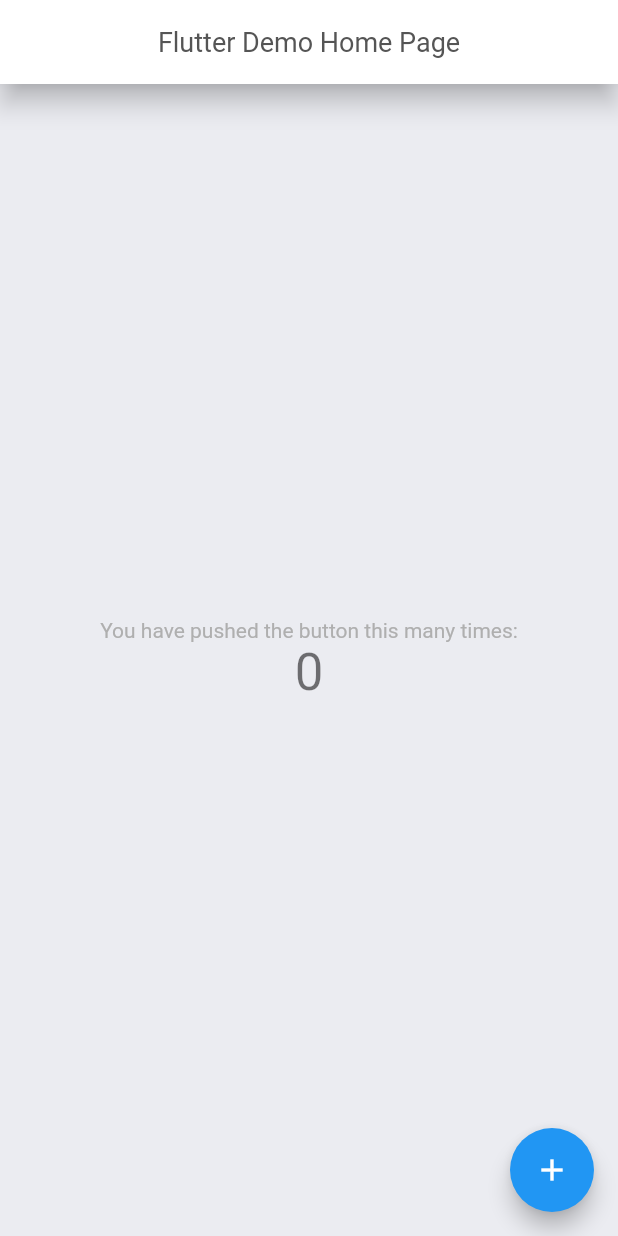
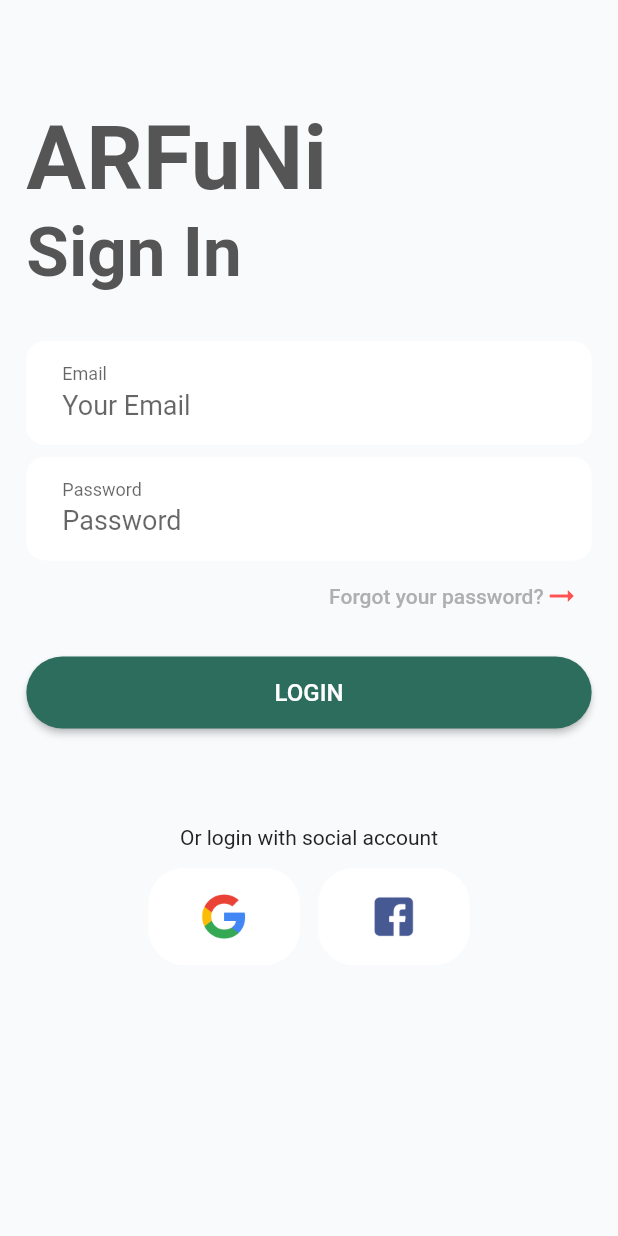
Before and after one commit to troqphuc147/interior_design_and_ar, a Flutter app: the screen it shows after launch, on a phone screen of 412 x 824 dp. Run offline on Flutter 3.47's test engine with Material 2 defaults, Android fonts, the phone set to English and light mode, and no system bars; our stand-ins replace flutter_svg.

Commit message:
added sign in screen

```diff
--- a/lib/constants.dart
+++ b/lib/constants.dart
@@ -10,6 +10,7 @@
 const kTextColor1 = Color(0xFF555555);
 const kTextColor2 =  Color(0xFFAFAFAF);
 const kTextColor3 =  Color(0xFFFFFFFF);
+const kTextColor4 =  Color(0xFF222222);
 const kBackgroundColor = Color(0xFFF9FAFC);
 const kAnimationDuration = Duration(milliseconds: 200);
 
--- a/lib/main.dart
+++ b/lib/main.dart
@@ -1,5 +1,7 @@
 import 'package:flutter/material.dart';
 import 'package:interior_design_and_ar/theme.dart';
+
+import 'screens/sign_in_screen.dart';
 
 void main() {
   runApp(const MyApp());
@@ -14,7 +16,7 @@
     return MaterialApp(
       title: 'Flutter Demo',
       theme: appTheme(),
-      home: const MyHomePage(title: 'Flutter Demo Home Page'),
+      home: SignInScreen(),
     );
   }
 }
--- /dev/null
+++ b/lib/screens/sign_in_screen.dart
@@ -0,0 +1,222 @@
+import 'package:flutter/material.dart';
+import 'package:interior_design_and_ar/size_config.dart';
+
+import '../constants.dart';
+
+class SignInScreen extends StatefulWidget {
+  @override
+  _SignInScreenState createState() => _SignInScreenState();
+}
+
+class _SignInScreenState extends State<SignInScreen> {
+  @override
+  Widget build(BuildContext context) {
+    SizeConfig().init(context);
+
+    return Scaffold(
+      backgroundColor: kBackgroundColor,
+      body: ListView(
+        children: [
+          Padding(
+            padding: EdgeInsets.symmetric(vertical: 0, horizontal: getProportionateScreenWidth(16)),
+            child: Column(
+              mainAxisSize: MainAxisSize.max,
+              mainAxisAlignment: MainAxisAlignment.spaceBetween,
+              children: [
+                Container(
+                  child: Column(
+                    mainAxisAlignment: MainAxisAlignment.start,
+                    crossAxisAlignment: CrossAxisAlignment.start,
+                    children: [
+                      Column(
+                        crossAxisAlignment: CrossAxisAlignment.start,
+                        children: [
+                          SizedBox(
+                            height: getProportionateScreenHeight(70),
+                          ),
+                          Text(
+                            "ARFuNi",
+                            style: TextStyle(
+                              fontSize: getProportionateScreenWidth(54),
+                              fontWeight: FontWeight.bold,
+                              color: kTextColor1,
+                            ),
+                          ),
+                          Text(
+                            'Sign In',
+                            style: TextStyle(
+                              fontSize: getProportionateScreenWidth(42),
+                              fontWeight: FontWeight.bold,
+                              color: kTextColor1,
+                            ),
+                          ),
+                          SizedBox(height: getProportionateScreenHeight(32),),
+                        ],
+                      ),
+
+                      Container(
+                        decoration: BoxDecoration(
+                          color: Colors.white,
+                          borderRadius:  BorderRadius.circular(12),
+                        ),
+                        child: const TextField(
+                          style: TextStyle(
+                            fontSize: 18,
+                          ),
+                          decoration: InputDecoration(
+                            hintStyle: TextStyle(
+                                fontSize: 18,
+                            ),
+                            hintText: 'Your Email',
+                            labelText: 'Email',
+                            labelStyle: TextStyle(
+                              fontSize: 16,
+                            ),
+                            contentPadding: EdgeInsets.symmetric(vertical: 16, horizontal: 24),
+                            border: InputBorder.none,
+                            focusedBorder: InputBorder.none,
+                            enabledBorder: InputBorder.none,
+                            errorBorder: InputBorder.none,
+                            disabledBorder: InputBorder.none,
+                          ),
+                        ),
+                      ),
+                      SizedBox(
+                        height: getProportionateScreenHeight(8),
+                      ),
+                      Container(
+                        decoration: BoxDecoration(
+                          color: Colors.white,
+                          borderRadius:  BorderRadius.circular(12),
+                        ),
+                        child: const TextField(
+                          obscureText: true,
+                          style: TextStyle(
+                            fontSize: 18,
+                          ),
+                          decoration: InputDecoration(
+                            hintStyle: TextStyle(
+                              fontSize: 18,
+                            ),
+                            hintText: 'Password',
+                            labelText: 'Password',
+                            labelStyle: TextStyle(
+                              fontSize: 16,
+                            ),
+                            contentPadding: EdgeInsets.symmetric(vertical: 16, horizontal: 24),
+                            border: InputBorder.none,
+                            focusedBorder: InputBorder.none,
+                            enabledBorder: InputBorder.none,
+                            errorBorder: InputBorder.none,
+                            disabledBorder: InputBorder.none,
+                          ),
+                        ),
+                      ),
+
+                      Row(
+                        mainAxisAlignment: MainAxisAlignment.end,
+                        children: [
+                          Container(
+                            // width: getProportionateScreenWidth(180),
+                            child: TextButton(
+                              onPressed: () {},
+                              child: Row(
+                                mainAxisAlignment: MainAxisAlignment.end,
+                                children: const [
+                                  Text(
+                                    'Forgot your password?',
+                                    style: TextStyle(
+                                      color: kTextColor2
+                                    ),
+                                  ),
+                                  Icon(
+                                    Icons.arrow_right_alt,
+                                    color: Colors.redAccent,
+                                  )
+                                ],
+                              ),
+                            ),
+                          )
+                        ],
+                      ),
+
+                      SizedBox(height: 16,),
+                      Container(
+                        decoration: BoxDecoration(
+                          borderRadius: BorderRadius.circular(4),
+                        ),
+                        child: ElevatedButton(
+                          onPressed: () {},
+                          style: ElevatedButton.styleFrom(
+                            primary: kSelectedButtonColor,
+                            minimumSize: Size.fromHeight(48),
+                              shape: RoundedRectangleBorder(borderRadius: BorderRadius.circular(24))
+                          ),
+                          child: Container(
+                            child: Text('LOGIN', style: TextStyle(fontSize: 16),),
+                          ),
+                        ),
+                      ),
+
+
+
+                    ],
+                  ),
+                ),
+
+                SizedBox(height: getProportionateScreenHeight(64),),
+
+
+                Container(
+                  child: Column(
+                    children: [
+                      Text('Or login with social account', style: TextStyle(color: kTextColor4),),
+                      SizedBox(height: 12,),
+                      Row(
+                        mainAxisSize: MainAxisSize.max,
+                        mainAxisAlignment: MainAxisAlignment.center,
+                        children: [
+                          Container(
+                            // color: Colors.amberAccent,
+                              width: getProportionateScreenWidth(92),
+                              height: getProportionateScreenHeight(64),
+                              child: TextButton(
+                                onPressed: () {},
+                                style: TextButton.styleFrom(
+                                  backgroundColor: Colors.white,
+                                  shape: RoundedRectangleBorder(borderRadius: BorderRadius.circular(24)),
+                                ),
+                                child: Image.asset('assets/images/google_logo.png', height: 32,),
+                              )
+                          ),
+                          SizedBox(width: 12,),
+                          Container(
+                            // color: Colors.amberAccent,
+                              width: getProportionateScreenWidth(92),
+                              height: getProportionateScreenHeight(64),
+                              child: TextButton(
+                                onPressed: () {},
+                                style: TextButton.styleFrom(
+                                  backgroundColor: Colors.white,
+                                  shape: RoundedRectangleBorder(borderRadius: BorderRadius.circular(24)),
+                                ),
+                                child: Image.asset('assets/images/facebook-icon.jpg', height: 40,),
+                              )
+                          ),
+                        ],
+                      ),
+                      SizedBox(height: getProportionateScreenHeight(32),),
+                    ],
+                  ),
+                )
+
+
+
+              ],
+            ),
+          ),
+        ],
+      ),
+    );
+  }
+}
--- a/pubspec.yaml
+++ b/pubspec.yaml
@@ -60,9 +60,8 @@
   uses-material-design: true
 
   # To add assets to your application, add an assets section, like this:
-  # assets:
-  #   - images/a_dot_burr.jpeg
-  #   - images/a_dot_ham.jpeg
+  assets:
+     - assets/images/
 
   # An image asset can refer to one or more resolution-specific "variants", see
   # https://flutter.dev/assets-and-images/#resolution-aware.
```
Also changed, not shown: assets/images/facebook-icon.jpg (added), assets/images/google_logo.png (added), pubspec.lock.
